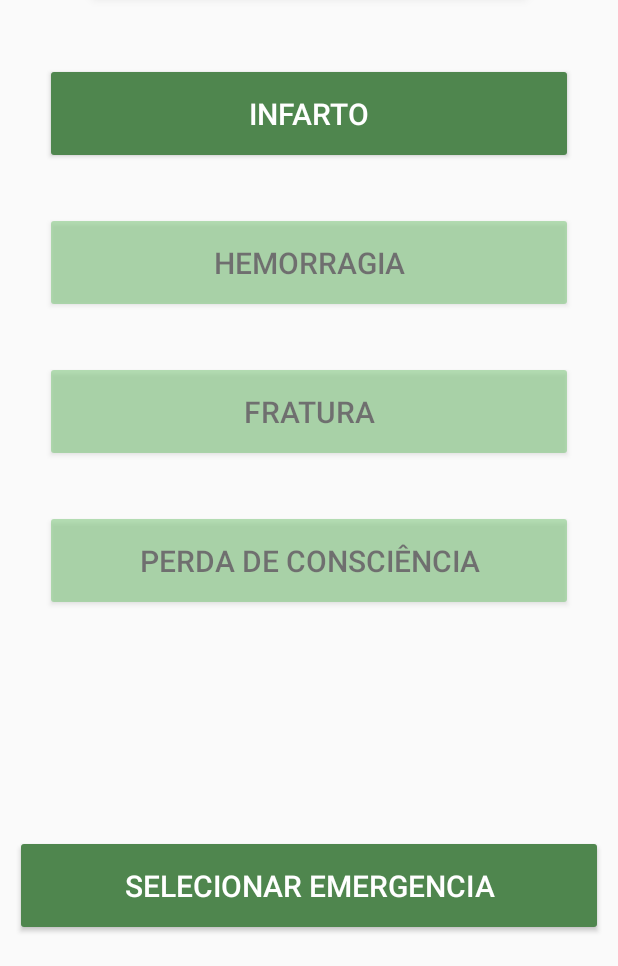
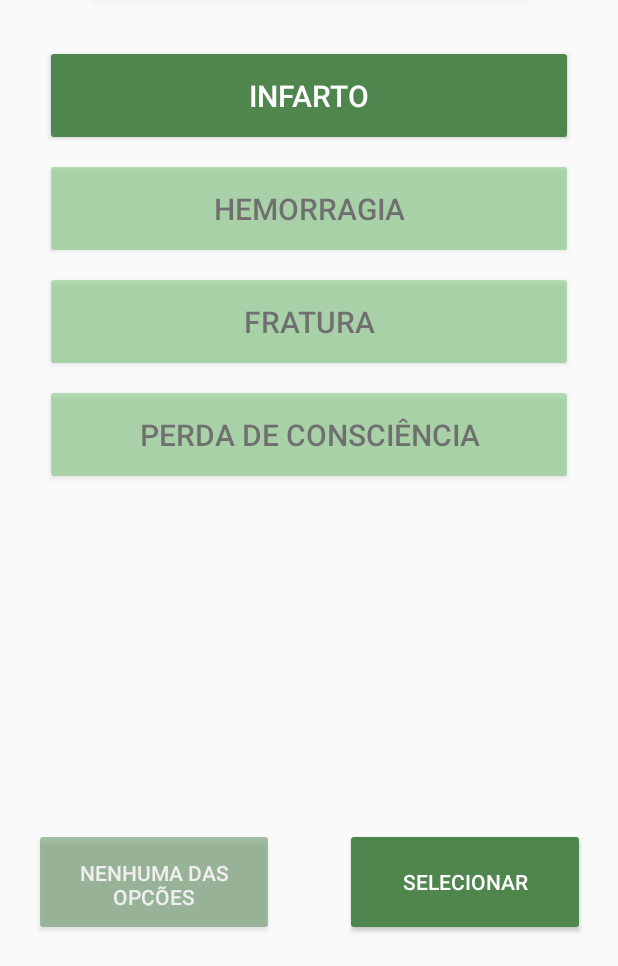
Before and after one commit to marcelolamenza/Triagem, an Android app: the DiagnosisFragment screen opened through its navigation route, after a tap on "INFARTO", on a phone screen of 412 x 824 dp, the part 270-1236 px from its top. Run offline under Robolectric (Android 15) with nearby library versions, the phone set to English and light mode, and no system bars; our stand-ins replace navigation-ui; 1 other tap on this screen came first.

Commit message:
Ajustando os botões de escolha de doença

```diff
--- a/app/src/main/java/com/example/triagem/fragments/diagnosis/DiagnosisFragment.kt
+++ b/app/src/main/java/com/example/triagem/fragments/diagnosis/DiagnosisFragment.kt
@@ -20,7 +20,8 @@ import kotlinx.android.synthetic.main.fragment_register.recycler_view
 class DiagnosisFragment : Fragment(), DiagnosisCallback {
     private val adapter by lazy { DiagnosisItemAdapter(this) }
     private var currentState = PatientState.FIRST_SLOT
-    private lateinit var actionButton: Button
+    private lateinit var chooseNextOptionsButton: Button
+    private lateinit var confirmOptionButton: Button
 
     private var numberOfOptionsClicked = 0
     private var currentDiseaseListIndex = 0
@@ -41,10 +42,16 @@ class DiagnosisFragment : Fragment(), DiagnosisCallback {
 
         fillRecycler()
 
-        actionButton = view.findViewById(R.id.button)
-        actionButton.setOnClickListener {
-            checkNextAction()
+        chooseNextOptionsButton = view.findViewById(R.id.incorrect_choice_button)
+        chooseNextOptionsButton.setOnClickListener {
+            fillRecycler()
         }
+
+        confirmOptionButton = view.findViewById(R.id.confirmation_button)
+        confirmOptionButton.setOnClickListener {
+            solveTriage()
+        }
+        enableButton(confirmOptionButton, false)
     }
 
     private fun checkNextAction() {
@@ -81,10 +88,6 @@ class DiagnosisFragment : Fragment(), DiagnosisCallback {
         setOptionsToCurrentState(diseases)
     }
 
-    private fun blockNextButton() {
-//        actionButton.
-    }
-
     private fun setOptionsToCurrentState(items: List<String>) {
         var maxSize = currentDiseaseListIndex + 4
 
@@ -104,14 +107,6 @@ class DiagnosisFragment : Fragment(), DiagnosisCallback {
         }
 
         adapter.addMultipleItems(subList)
-
-
-        // todo Testar essa otimização
-//        val maxSize = currentDiseaseListIndex + 4
-//        val subList = items.subList(currentDiseaseListIndex, maxSize.coerceAtMost(items.size))
-//        hasMoreOptions = maxSize < items.size
-//        currentDiseaseListIndex = if (hasMoreOptions) maxSize else 0
-//        adapter.addMultipleItems(subList)
     }
 
     override fun clickAction(button: Button, isSelected: Boolean, position: Int) {
@@ -139,14 +134,28 @@ class DiagnosisFragment : Fragment(), DiagnosisCallback {
         )
 
         if (numberOfOptionsClicked == 0) {
-            actionButton.text = getString(R.string.action_button_no_option_selected)
+            enableButton(chooseNextOptionsButton, true)
+            enableButton(confirmOptionButton, false)
         } else {
             numberOfOptionsClicked = 1
-            actionButton.text = getString(R.string.action_button_option_selested)
+
+            enableButton(chooseNextOptionsButton, false)
+            enableButton(confirmOptionButton, true)
+
         }
     }
 
     private fun retrieveColorResource(color: Int): ColorStateList {
         return ColorStateList.valueOf(resources.getColor(color))
     }
+
+    private fun enableButton(button: Button, enable: Boolean) {
+        if (enable) {
+            button.alpha = 1f
+            button.isClickable = true
+        } else {
+            button.alpha = 0.5f
+            button.isClickable = false
+        }
+    }
 }
--- a/app/src/main/java/com/example/triagem/fragments/maps/MapsDialog.kt
+++ b/app/src/main/java/com/example/triagem/fragments/maps/MapsDialog.kt
@@ -33,7 +33,7 @@ class MapsDialog(private val poi: PointOfInterest, private val dialogCallback: D
 
     override fun onViewCreated(view: View, savedInstanceState: Bundle?) {
         titleTextView = view.findViewById(R.id.title)
-        actionButton = view.findViewById(R.id.button)
+        actionButton = view.findViewById(R.id.incorrect_choice_button)
 
         val sharedPref = SharedPrefHandler(requireActivity())
         val isViewMode = sharedPref.getBoolean(Constants.Maps.IS_VIEW_MODE)
--- a/app/src/main/res/layout/dialog_maps.xml
+++ b/app/src/main/res/layout/dialog_maps.xml
@@ -41,7 +41,7 @@
         tools:text="10 / 100" />
 
     <Button
-        android:id="@+id/button"
+        android:id="@+id/incorrect_choice_button"
         android:layout_width="200dp"
         android:layout_height="wrap_content"
         android:layout_margin="16dp"
--- a/app/src/main/res/layout/fragment_check.xml
+++ b/app/src/main/res/layout/fragment_check.xml
@@ -59,23 +59,45 @@
             android:layout_width="match_parent"
             android:layout_height="0dp"
             android:layout_marginVertical="30dp"
-            app:layout_constraintBottom_toTopOf="@+id/button"
+            app:layout_constraintBottom_toTopOf="@+id/incorrect_choice_button"
             app:layout_constraintTop_toBottomOf="@+id/title" />
 
         <Button
-            android:id="@+id/button"
-            android:layout_width="match_parent"
-            android:layout_height="wrap_content"
+            android:id="@+id/incorrect_choice_button"
+            android:layout_width="160dp"
+            android:layout_height="72dp"
             android:layout_marginVertical="20dp"
-            android:layout_marginHorizontal="10dp"
+            android:backgroundTint="@color/colorPrimaryDark"
             android:padding="20dp"
             android:text="@string/action_button_no_option_selected"
             android:textColor="@color/white"
-            android:textSize="20sp"
-            android:backgroundTint="@color/colorPrimaryDark"
+            android:textSize="@dimen/letter_size_extra_small"
+            app:layout_constraintBottom_toBottomOf="parent"
+            app:layout_constraintEnd_toStartOf="@+id/button_division"
+            app:layout_constraintStart_toStartOf="parent" />
+
+        <View
+            android:id="@+id/button_division"
+            android:layout_width="2dp"
+            android:layout_height="80dp"
+            android:visibility="invisible"
             app:layout_constraintBottom_toBottomOf="parent"
             app:layout_constraintEnd_toEndOf="parent"
             app:layout_constraintStart_toStartOf="parent" />
+
+        <Button
+            android:id="@+id/confirmation_button"
+            android:layout_width="160dp"
+            android:layout_height="72dp"
+            android:layout_marginVertical="20dp"
+            android:backgroundTint="@color/colorPrimaryDark"
+            android:padding="20dp"
+            android:text="@string/action_button_option_selested"
+            android:textColor="@color/white"
+            android:textSize="@dimen/letter_size_extra_small"
+            app:layout_constraintBottom_toBottomOf="parent"
+            app:layout_constraintEnd_toEndOf="parent"
+            app:layout_constraintStart_toEndOf="@+id/button_division" />
     </androidx.constraintlayout.widget.ConstraintLayout>
 
 </FrameLayout>
--- a/app/src/main/res/layout/sickness_card.xml
+++ b/app/src/main/res/layout/sickness_card.xml
@@ -10,7 +10,7 @@
         android:id="@+id/label"
         android:layout_width="match_parent"
         android:layout_height="wrap_content"
-        android:layout_marginVertical="16dp"
+        android:layout_marginVertical="4dp"
         android:layout_marginHorizontal="30dp"
         android:textSize="20sp"
         android:padding="20dp"
--- a/app/src/main/res/values/colors.xml
+++ b/app/src/main/res/values/colors.xml
@@ -2,7 +2,9 @@
 <resources>
     <color name="text_color">#72C470</color>
     <color name="colorPrimary">#72C470</color>
+    <color name="colorPrimaryAnalogous">#70c4c0</color>
     <color name="colorPrimaryDark">#4F864E</color>
+    <color name="colorPrimaryDarkAnalogous">#4e8684</color>
     <color name="colorComplementaryLight">#C270C4</color>
     <color name="colorAccent">#03DAC5</color>
     <color name="white">#ffffff</color>
--- a/app/src/main/res/values/dimens.xml
+++ b/app/src/main/res/values/dimens.xml
@@ -4,6 +4,7 @@
     <dimen name="home_btn_height">100dp</dimen>
     <dimen name="letter_size_medium">30sp</dimen>
     <dimen name="letter_size_small">20sp</dimen>
+    <dimen name="letter_size_extra_small">14sp</dimen>
     <dimen name="edit_text_letter_size_small">20sp</dimen>
     <dimen name="card_home_width">250dp</dimen>
     <dimen name="home_icon_size">76dp</dimen>
--- a/app/src/main/res/values/strings.xml
+++ b/app/src/main/res/values/strings.xml
@@ -2,8 +2,8 @@
     <string name="app_name">Triagem</string>
     <string name="action_settings">Settings</string>
 
-    <string name="action_button_no_option_selected">Nenhuma das opções acima</string>
-    <string name="action_button_option_selested">Selecionar emergencia</string>
+    <string name="action_button_no_option_selected">Nenhuma das opções</string>
+    <string name="action_button_option_selested">Selecionar</string>
     <string name="button_end_triagem">FINALIZAR TRIAGEM</string>
     <string name="map_dialog_title_label">O hospital escolhido foi o seguinte:</string>
     <string name="map_dialog_button">confirmar</string>
```
